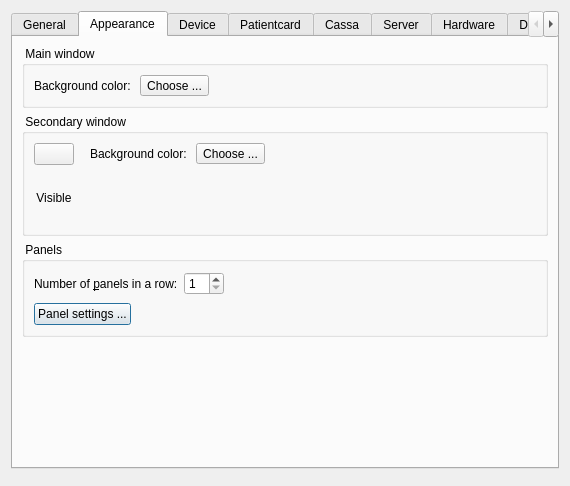
Above: client/dlgpreferences.ui from tbikfalvi/Belenus before the change. Below: the same form after it.
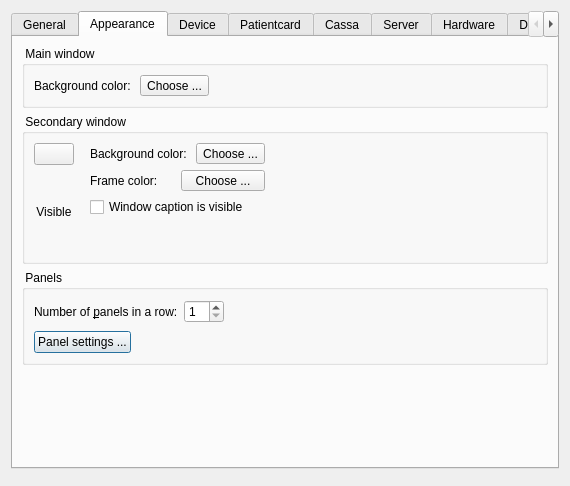
That is the form after the change. The open tabs and pages were chosen to show the change.

What changed in the file:
```diff
--- a/client/dlgpreferences.ui
+++ b/client/dlgpreferences.ui
@@ -597,7 +597,7 @@
          <property name="title">
           <string> Secondary window  </string>
          </property>
-         <layout class="QHBoxLayout" name="horizontalLayout_14">
+         <layout class="QHBoxLayout" name="horizontalLayout_31">
           <item>
            <layout class="QVBoxLayout" name="verticalLayout_12">
             <item>
@@ -688,6 +688,52 @@
               </item>
              </layout>
             </item>
+            <item>
+             <layout class="QHBoxLayout" name="horizontalLayout_14">
+              <item>
+               <widget class="QLabel" name="lblSecondaryFrame">
+                <property name="text">
+                 <string>Frame color: </string>
+                </property>
+               </widget>
+              </item>
+              <item>
+               <widget class="QToolButton" name="btnSecondaryFrame">
+                <property name="sizePolicy">
+                 <sizepolicy hsizetype="Minimum" vsizetype="Fixed">
+                  <horstretch>0</horstretch>
+                  <verstretch>0</verstretch>
+                 </sizepolicy>
+                </property>
+                <property name="maximumSize">
+                 <size>
+                  <width>16777215</width>
+                  <height>24</height>
+                 </size>
+                </property>
+                <property name="text">
+                 <string>Choose ...</string>
+                </property>
+                <property name="iconSize">
+                 <size>
+                  <width>20</width>
+                  <height>20</height>
+                 </size>
+                </property>
+                <property name="toolButtonStyle">
+                 <enum>Qt::ToolButtonTextBesideIcon</enum>
+                </property>
+               </widget>
+              </item>
+             </layout>
+            </item>
+            <item>
+             <widget class="QCheckBox" name="chkSecondaryCaption">
+              <property name="text">
+               <string>Window caption is visible</string>
+              </property>
+             </widget>
+            </item>
             <item>
              <spacer name="verticalSpacer_7">
               <property name="orientation">
```
